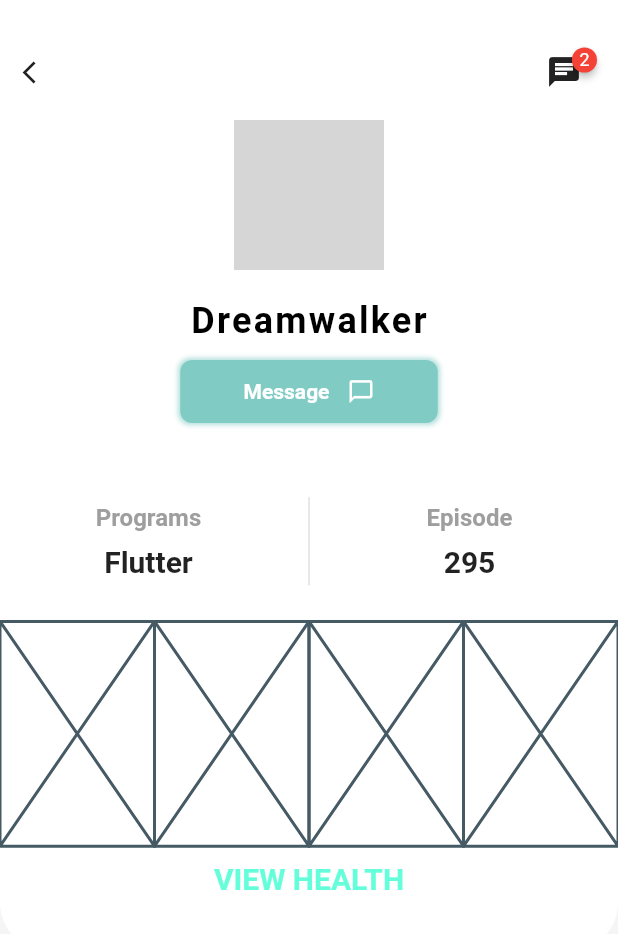
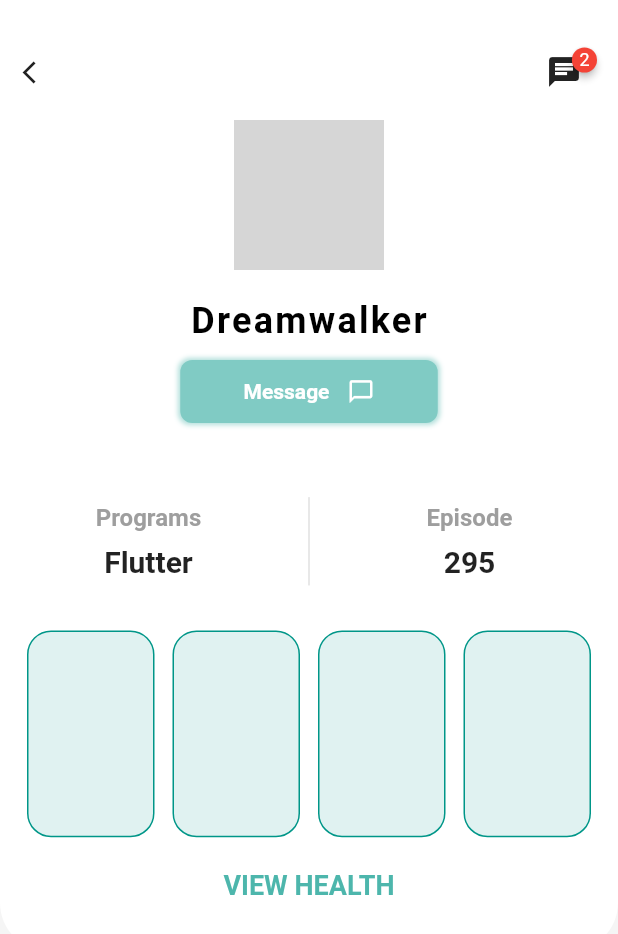
Before and after one commit to JAICHANGPARK/flutter_notebook_the_third_story, a Flutter app: the screen it shows after launch, on a phone screen of 412 x 824 dp. Shown: the top 934 px of the screen. Run offline on Flutter 3.47's test engine with Material 2 defaults, Android fonts, the phone set to English and light mode, and no system bars; drawn by our look-alikes of badges; our stand-ins replace dotted_border, fl_chart, page_transition, percent_indicator; network calls fail; grey boxes are pictures that could not be loaded.

Commit message:
Update profile_page.dart

```diff
--- a/lib/fittel_app/profile_page.dart
+++ b/lib/fittel_app/profile_page.dart
@@ -191,31 +191,62 @@ class _ProfilePageState extends State<ProfilePage> {
                       height: 24,
                     ),
                     Container(
+                      padding: EdgeInsets.symmetric(
+                        horizontal: 12
+                      ),
                         height: MediaQuery.of(context).size.height / 5.5,
                         child: Row(
                           children: <Widget>[
                             Expanded(
-                              child: Placeholder(),
+                              child: Container(
+                                margin: EdgeInsets.all(6),
+                                decoration: BoxDecoration(
+                                  color: Colors.teal[50],
+                                  borderRadius: BorderRadius.circular(16),
+                                  border: Border.all(color: Colors.teal)
+                                ),
+                              ),
                             ),
                             Expanded(
-                              child: Placeholder(),
+                              child: Container(
+                                margin: EdgeInsets.all(6),
+                                decoration: BoxDecoration(
+                                    color: Colors.teal[50],
+                                    borderRadius: BorderRadius.circular(16),
+                                    border: Border.all(color: Colors.teal)
+                                ),
+                              ),
                             ),
                             Expanded(
-                              child: Placeholder(),
+                              child: Container(
+                                margin: EdgeInsets.all(6),
+                                decoration: BoxDecoration(
+                                    color: Colors.teal[50],
+                                    borderRadius: BorderRadius.circular(16),
+                                    border: Border.all(color: Colors.teal)
+                                ),
+                              ),
                             ),
                             Expanded(
-                              child: Placeholder(),
-                            )
+                              child: Container(
+                                margin: EdgeInsets.all(6),
+                                decoration: BoxDecoration(
+                                    color: Colors.teal[50],
+                                    borderRadius: BorderRadius.circular(16),
+                                    border: Border.all(color: Colors.teal)
+                                ),
+                              ),
+                            ),
                           ],
                         )),
                     Container(
-                      height: MediaQuery.of(context).size.height / 19,
+                      height: MediaQuery.of(context).size.height / 16,
                       child: Center(
                         child: Text(
                           "VIEW HEALTH",
                           style: TextStyle(
-                              color: Colors.tealAccent,
-                              fontSize: 20,
+                              color: Colors.teal[300],
+                              fontSize: 18,
                               fontWeight: FontWeight.bold),
                         ),
                       ),
```
